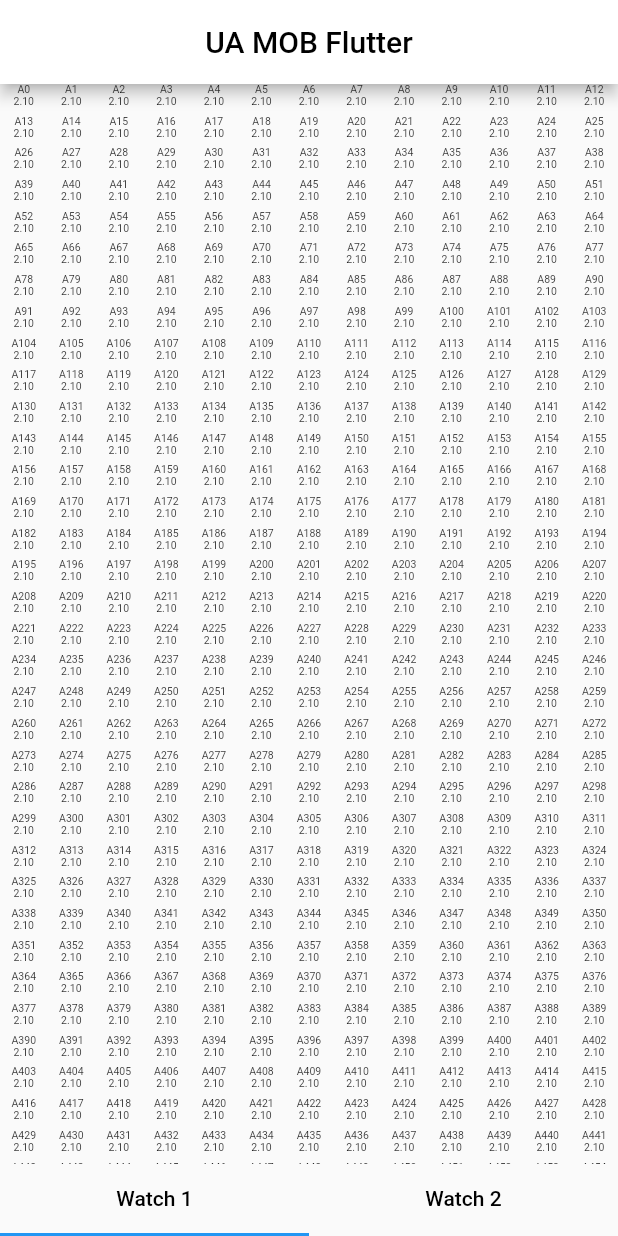
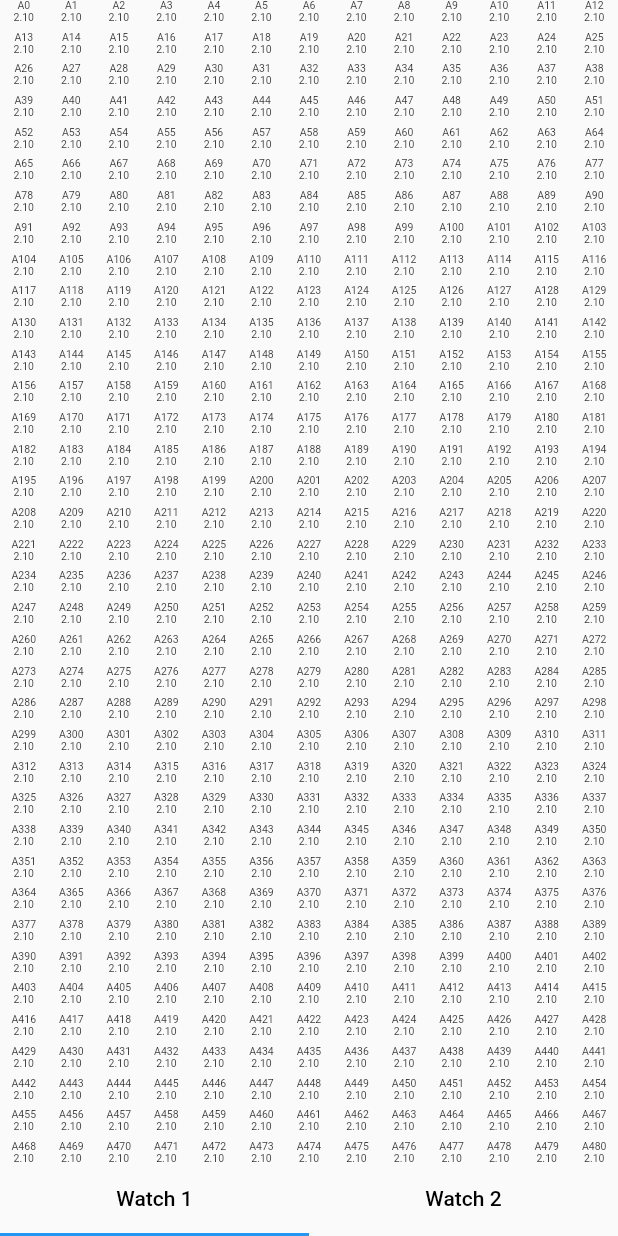
Before and after one commit to IfhamPain/flutter_demo_watchlist, a Flutter app: the screen it shows after launch, on a phone screen of 412 x 824 dp. Run offline on Flutter 3.47's test engine with Material 2 defaults, Android fonts, the phone set to English and light mode, and no system bars.

Commit message:
Remove AppBar Title

```diff
--- a/lib/main.dart
+++ b/lib/main.dart
@@ -79,15 +79,6 @@ class _MyHomePageState extends State<MyHomePage> with SingleTickerProviderStateM
       home: DefaultTabController(
         length: 2,
         child: Scaffold(
-          appBar: AppBar(
-            backgroundColor: const Color(0xFFFFFFFF),
-            title: const Center(
-              child: Text(
-                "UA MOB Flutter",
-                style: TextStyle(color: Colors.black),
-              ),
-            ),
-          ),
           bottomNavigationBar: menu(),
           body: TabBarView(
             children: [
```
